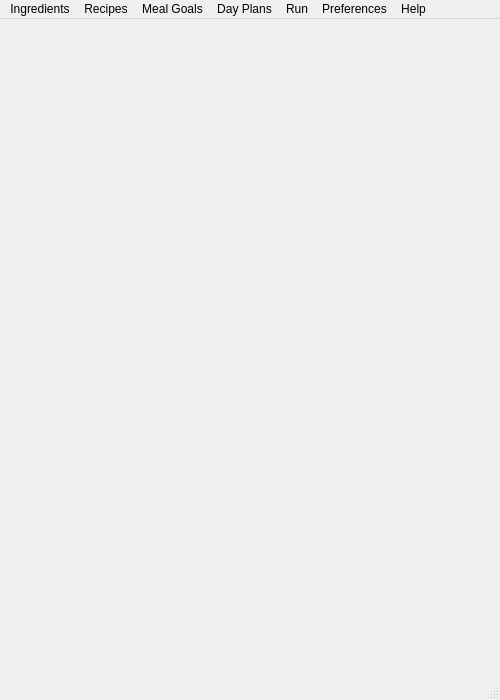
Before: the Qt Designer form gui/mainwindow.ui in JamesAIzzard/codiet, drawn with Qt 5.
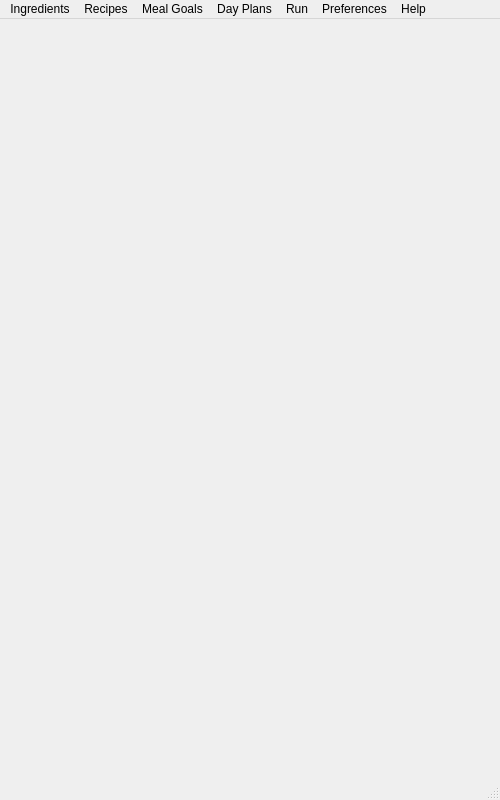
After: the same form once the commit is applied. Icons and pictures are not drawn.

What changed in the file:
```diff
--- a/gui/mainwindow.ui
+++ b/gui/mainwindow.ui
@@ -7,7 +7,7 @@
     <x>0</x>
     <y>0</y>
     <width>500</width>
-    <height>700</height>
+    <height>800</height>
    </rect>
   </property>
   <property name="sizePolicy">
@@ -19,7 +19,7 @@
   <property name="minimumSize">
    <size>
     <width>500</width>
-    <height>700</height>
+    <height>800</height>
    </size>
   </property>
   <property name="maximumSize">
```
